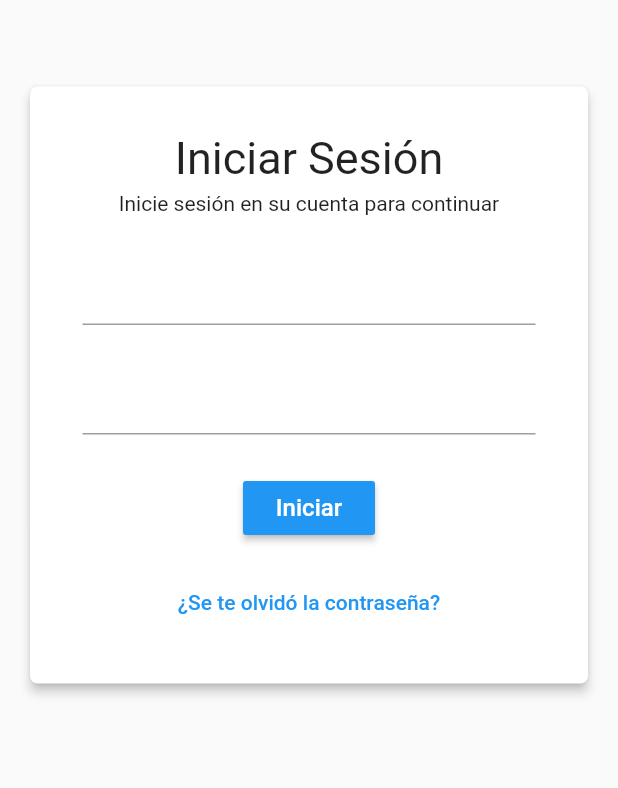
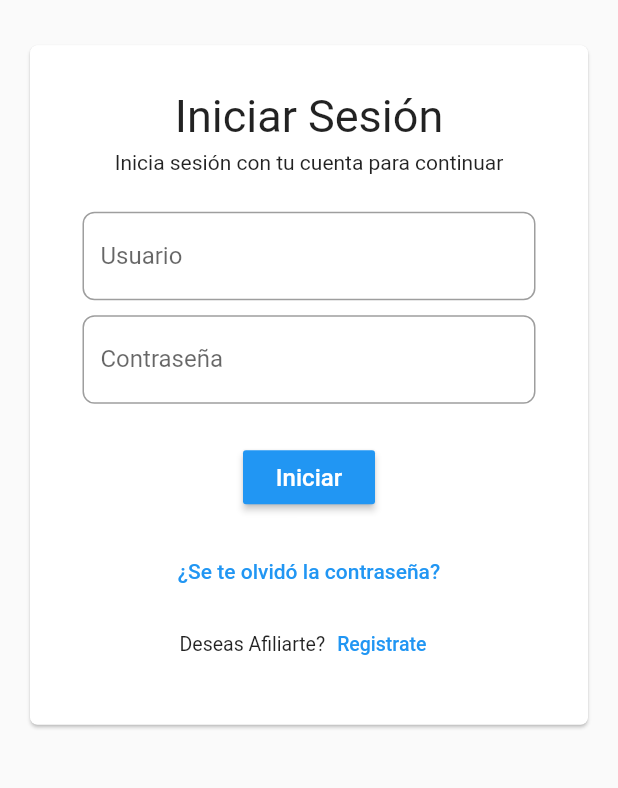
Before and after one commit to YAVILES/fastshop_frontend, a Flutter app: the screen it shows after launch, on a phone screen of 412 x 824 dp, the part 338-1126 px from its top. Run offline on Flutter 3.47's test engine with Material 2 defaults, Android fonts, the phone set to English and light mode, and no system bars; our stand-ins replace convex_bottom_bar, get, get_storage; Roboto replaces fonts that are missing (Georgia).

Commit message:
imput decoration thema

```diff
--- a/lib/src/ui/pages/login_page.dart
+++ b/lib/src/ui/pages/login_page.dart
@@ -66,7 +66,7 @@ class CardLoginState extends State<CardLogin> {
                   top: 240,
                   bottom: 20,
                 ),
-                elevation: 3,
+                // elevation: 3,
                 child: Padding(
                   padding: const EdgeInsets.symmetric(
                     horizontal: 35,
@@ -88,13 +88,17 @@ class CardLoginState extends State<CardLogin> {
                       ),
                       const SizedBox(height: 5),
                       const Text(
-                        "Inicie sesión en su cuenta para continuar",
+                        "Inicia sesión con tu cuenta para continuar",
                         style: TextStyle(
                           fontSize: 14,
                         ),
                       ),
                       const SizedBox(height: 25),
-                      CustomTextFormField(
+                      TextFormField(
+                        decoration: const InputDecoration(
+                          hintText: 'Usuario',
+                          labelText: 'Usuario',
+                        ),
                         initialValue: loginController.username.value,
                         onChanged: (value) {
                           loginController.username.value = value;
@@ -109,8 +113,12 @@ class CardLoginState extends State<CardLogin> {
                           return null;
                         },
                       ),
-                      const SizedBox(height: 25),
-                      CustomTextFormField(
+                      const SizedBox(height: 10),
+                      TextFormField(
+                        decoration: const InputDecoration(
+                          hintText: 'Contraseña',
+                          labelText: 'Contraseña',
+                        ),
                         obscureText: true,
                         onChanged: (value) {
                           loginController.password.value = value;
@@ -136,9 +144,27 @@ class CardLoginState extends State<CardLogin> {
                       }),
                       const SizedBox(height: 15),
                       TextButton(
-                        child: const Text("¿Se te olvidó la contraseña?"),
+                        child: const Text(
+                          "¿Se te olvidó la contraseña?",
+                        ),
                         onPressed: () {},
                       ),
+                      Row(
+                        mainAxisAlignment: MainAxisAlignment.center,
+                        children: [
+                          const Text(
+                            'Deseas Afiliarte?',
+                            style: TextStyle(fontSize: 13),
+                          ),
+                          TextButton(
+                            onPressed: () {},
+                            child: const Text(
+                              'Registrate',
+                              style: TextStyle(fontSize: 13),
+                            ),
+                          )
+                        ],
+                      )
                     ],
                   ),
                 ),
--- a/lib/src/utils/theme.dart
+++ b/lib/src/utils/theme.dart
@@ -1,9 +1,17 @@
 import 'package:flutter/material.dart';
 
+const primaryColor = Colors.blueAccent;
+
 final ThemeData appThemeData = ThemeData(
-  primaryColor: Colors.blueAccent,
+  primaryColor: primaryColor,
   fontFamily: 'Georgia',
   textTheme: const TextTheme(
     headline1: TextStyle(fontSize: 72.0, fontWeight: FontWeight.bold),
   ),
+  inputDecorationTheme: const InputDecorationTheme(
+    border: OutlineInputBorder(
+      borderRadius: BorderRadius.all(Radius.circular(8.0)),
+      borderSide: BorderSide(width: 0.4),
+    ),
+  ),
 );
```
